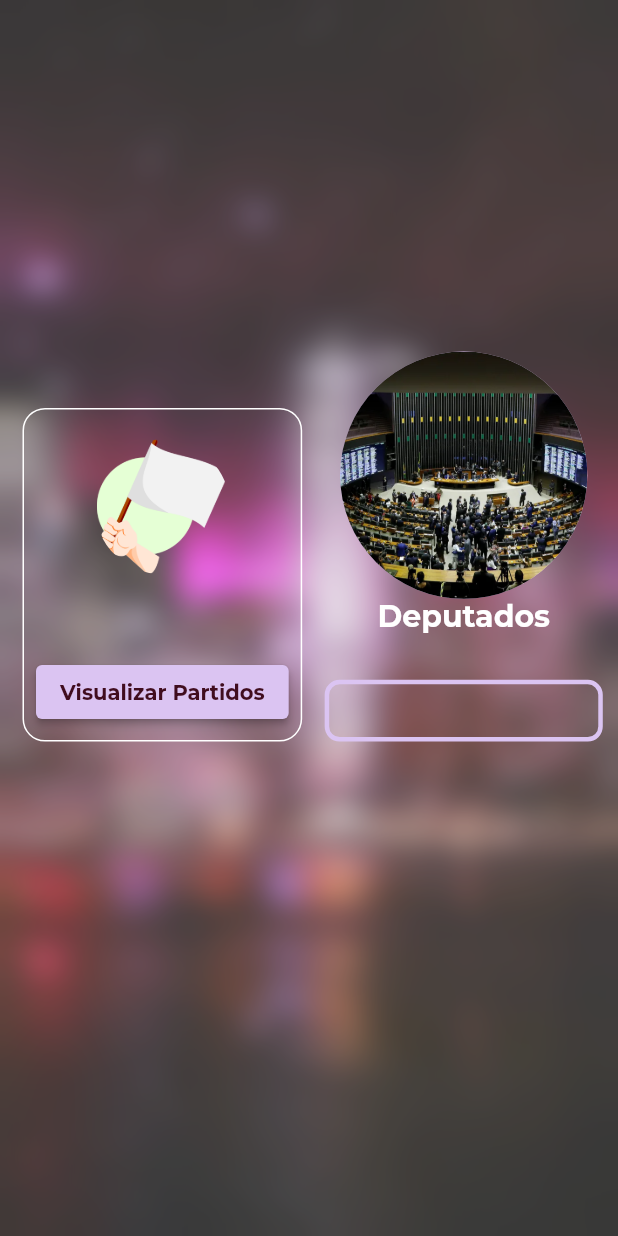
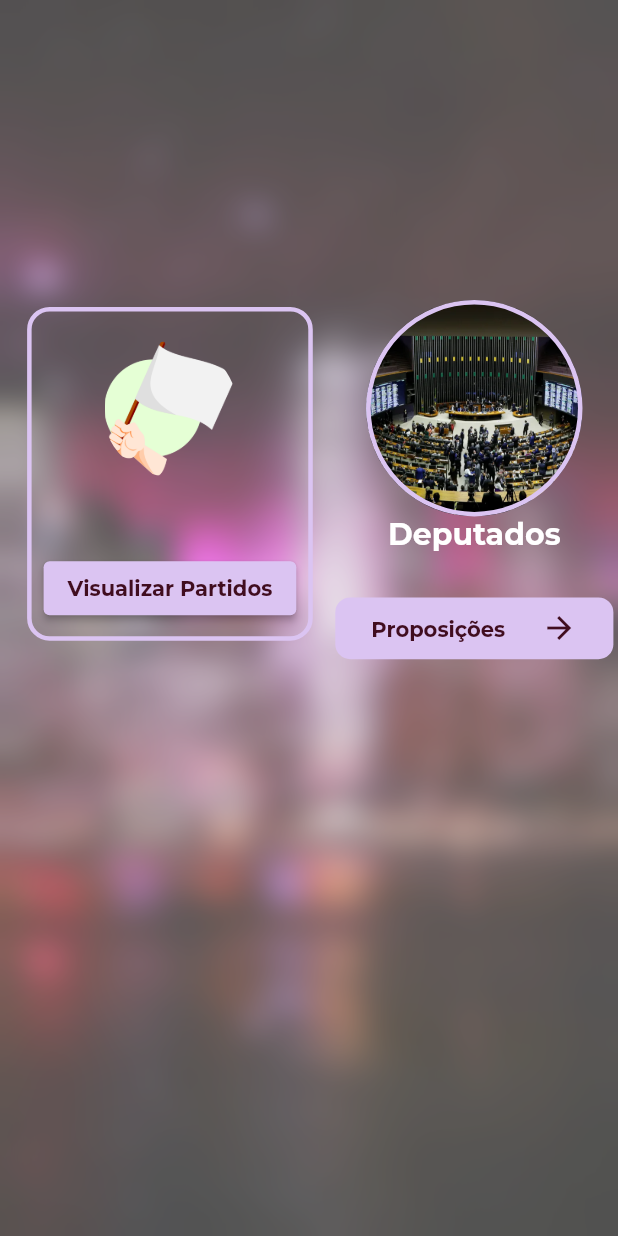
Before and after one commit to wdvictor/vigia_deputados, a Flutter app: the screen it shows after launch, on a phone screen of 412 x 824 dp. Run offline on Flutter 3.47's test engine with Material 2 defaults, Android fonts, the light colour scheme and no system bars; our stand-ins replace google_fonts, syncfusion_flutter_charts.

Commit message:
Adding more main menu options

```diff
--- a/lib/pages/homepage/home_page.dart
+++ b/lib/pages/homepage/home_page.dart
@@ -31,15 +31,16 @@ class _HomePageState extends State<HomePage> {
         BackdropFilter(
           filter: ImageFilter.blur(sigmaX: 10, sigmaY: 10),
           child: Container(
-            color: Colors.white.withOpacity(0.2),
+            color: Colors.white.withOpacity(0.3),
             width: size.width,
             height: size.height,
             child: Column(children: [
               const Spacer(),
               SizedBox(
-                height: size.height * 0.4,
+                height: size.height * 0.3,
                 child: const Row(
-                  crossAxisAlignment: CrossAxisAlignment.end,
+                  mainAxisAlignment: MainAxisAlignment.center,
+                  crossAxisAlignment: CrossAxisAlignment.center,
                   children: [
                     AnimatedButton(
                       child: PartidosWidget(
@@ -61,8 +62,11 @@ class _HomePageState extends State<HomePage> {
                   ],
                 ),
               ),
-              const Spacer(
+              const Expanded(
                 flex: 2,
+                child: Column(
+                  children: [],
+                ),
               )
             ]),
           ),
--- a/lib/pages/homepage/homepage_widgets/deputados_widget.dart
+++ b/lib/pages/homepage/homepage_widgets/deputados_widget.dart
@@ -15,11 +15,12 @@ class _DeputadosWidgetState extends State<DeputadosWidget> {
     return Column(
       children: [
         Container(
-          width: MediaQuery.of(context).size.width * 0.4,
-          height: MediaQuery.of(context).size.width * 0.4,
+          width: MediaQuery.of(context).size.width * 0.35,
+          height: MediaQuery.of(context).size.width * 0.35,
           clipBehavior: Clip.hardEdge,
           alignment: Alignment.bottomCenter,
           decoration: BoxDecoration(
+              border: Border.all(color: ColorLib.greyPink.color, width: 3),
               image: const DecorationImage(
                   fit: BoxFit.cover, image: AssetImage('images/camara.png')),
               shape: BoxShape.circle,
--- a/lib/pages/homepage/homepage_widgets/partidos_widget.dart
+++ b/lib/pages/homepage/homepage_widgets/partidos_widget.dart
@@ -20,7 +20,7 @@ class _PartidosWidgetState extends State<PartidosWidget>
         horizontal: 15,
       ),
       decoration: BoxDecoration(
-        border: Border.all(color: Colors.white),
+        border: Border.all(color: ColorLib.greyPink.color, width: 3),
         borderRadius: BorderRadius.circular(15),
       ),
       child: Column(
--- a/lib/pages/homepage/homepage_widgets/proposicoes_widget.dart
+++ b/lib/pages/homepage/homepage_widgets/proposicoes_widget.dart
@@ -1,4 +1,5 @@
 import 'package:flutter/material.dart';
+import 'package:google_fonts/google_fonts.dart';
 import 'package:vigia_deputados/helpers/color_lib.dart';
 
 class ProposicoesWidget extends StatelessWidget {
@@ -14,11 +15,22 @@ class ProposicoesWidget extends StatelessWidget {
       width: size.width * 0.45,
       height: size.height * 0.05,
       decoration: BoxDecoration(
+        color: ColorLib.greyPink.color,
         borderRadius: BorderRadius.circular(10),
-        border: Border.all(width: 3, color: ColorLib.greyPink.color),
       ),
-      child: const Row(
-        children: [],
+      child: Row(
+        mainAxisAlignment: MainAxisAlignment.spaceEvenly,
+        children: [
+          Text(
+            'Proposições',
+            style: GoogleFonts.montserrat(
+                color: ColorLib.pinkBrown.color, fontWeight: FontWeight.bold),
+          ),
+          Icon(
+            Icons.arrow_forward,
+            color: ColorLib.pinkBrown.color,
+          )
+        ],
       ),
     );
   }
```
